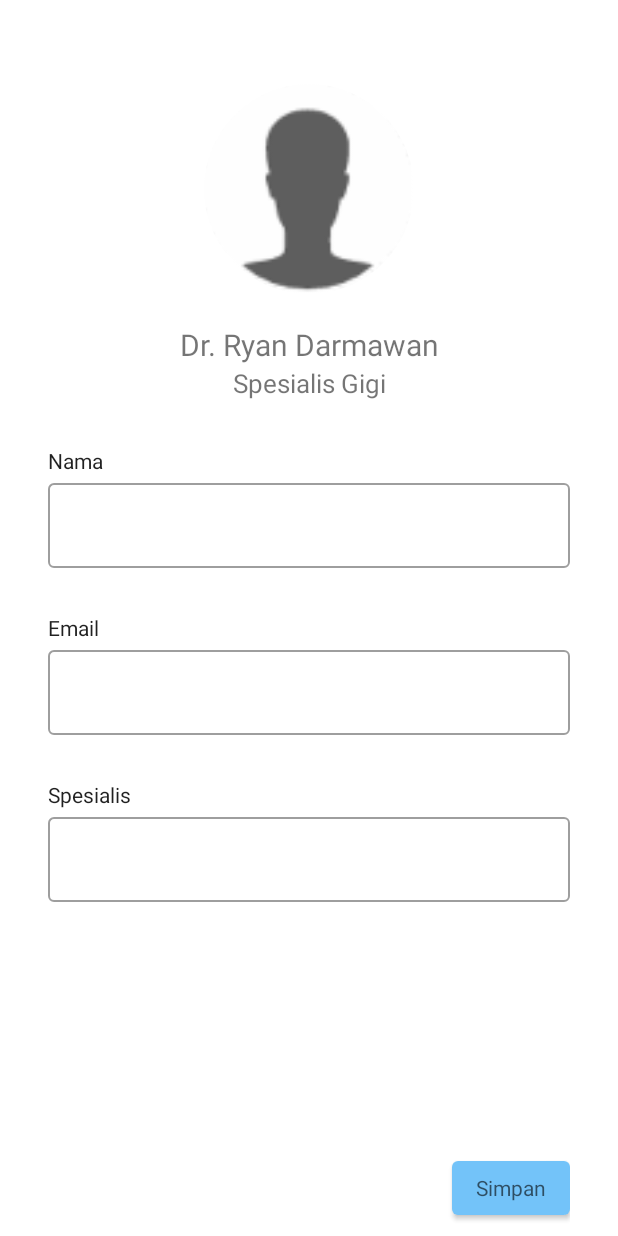
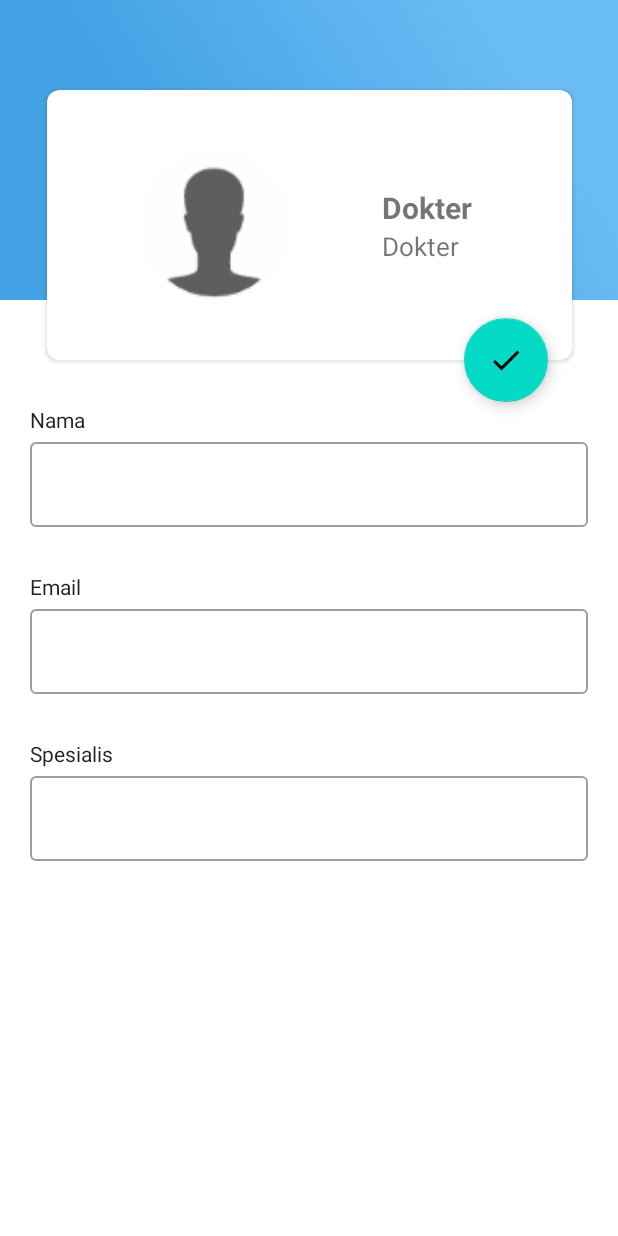
Before and after one commit to denaviagt/AmikomCare, an Android app: the EditProfileFragment screen opened through its navigation route, on a phone screen of 412 x 824 dp. Run offline under Robolectric (Android 15) with nearby library versions, the phone set to English and light mode, and no system bars; our stand-ins replace CircleImageView, Firebase (no records; nobody signed in at launch, a user with empty details on screens opened directly); pictures from the network do not load.

Commit message:
Update Profile

```diff
--- a/app/build.gradle
+++ b/app/build.gradle
@@ -58,6 +58,9 @@ dependencies {
     implementation "androidx.lifecycle:lifecycle-viewmodel:2.2.0"
     // LiveData
     implementation "androidx.lifecycle:lifecycle-livedata:2.2.0"
+
+    implementation 'com.github.bumptech.glide:glide:4.11.0'
+    annotationProcessor 'com.github.bumptech.glide:compiler:4.11.0'
 }
 repositories {
     mavenCentral()
--- /dev/null
+++ b/app/src/main/java/com/pengdst/amikomcare/preferences/SessionDokter.java
@@ -0,0 +1,108 @@
+package com.pengdst.amikomcare.preferences;
+
+import android.accounts.AccountManager;
+import android.content.Context;
+import android.content.SharedPreferences;
+
+import com.pengdst.amikomcare.datas.models.DokterModel;
+
+public class SessionDokter {
+    SessionUtil session;
+    private Context context;
+    private final String base_url = "https://firebasestorage.googleapis.com/v0/b/amikomcare.appspot.com/o/";
+    private String token = "786dd46d-e693-4942-99f6-64408818938d";
+
+    public void setToken(String token) {
+        this.token = token;
+    }
+
+    public static String KEY_ID = "id",
+            KEY_NAMA = "nama",
+            KEY_SPESIALIS = "spesialis",
+            KEY_EMAIL = "email",
+            KEY_JENIS_KELAMIN = "jenis_kelamin",
+            KEY_NIP = "nip",
+            KEY_PHOTO = "photo",
+            KEY_PASSWORD = AccountManager.KEY_PASSWORD;
+    private final String KEY_LOGIN = "login";
+
+    public SessionDokter(Context context) {
+        this.context = context;
+        session = SessionUtil.init(context);
+    }
+
+    public static SessionDokter init(Context context){
+        return new SessionDokter(context);
+    }
+
+    public String getPhoto(){
+        return createPhoto(SessionUtil.init(this.context).getString(KEY_PHOTO), token);
+    }
+
+    public String getSpesialis(){
+        String spesialis = "Dokter "+session.getString(KEY_SPESIALIS);
+
+        return spesialis;
+    }
+
+    public String getNama(){
+        String nama = "Dokter "+session.getString(KEY_NAMA);
+
+        return nama;
+    }
+
+    public SessionDokter setNama(String nama){
+        session.set(KEY_NAMA, nama);
+        return this;
+    }
+
+    public SessionDokter setEmail(String email){
+        session.set(KEY_EMAIL, email);
+        return this;
+    }
+
+    public SessionDokter setSpesialis(String spesialis){
+        session.set(KEY_SPESIALIS, spesialis);
+        return this;
+    }
+
+    public SessionDokter login(DokterModel dokter){
+        session.set(KEY_ID, dokter.getId())
+            .set(KEY_NIP, dokter.getNip())
+            .set(KEY_NAMA, dokter.getNama())
+            .set(KEY_SPESIALIS, dokter.getSpesialis())
+            .set(KEY_EMAIL, dokter.getEmail())
+            .set(KEY_PASSWORD, dokter.getPassword())
+            .set(KEY_JENIS_KELAMIN, dokter.getJenisKelamin())
+            .set(KEY_PHOTO, dokter.getPhoto())
+            .set(KEY_LOGIN, true);
+        return this;
+    }
+
+    public DokterModel getReferences(){
+        DokterModel dokter = new DokterModel();
+
+        dokter.setId(session.getString(KEY_ID));
+        dokter.setNip(session.getString(KEY_NIP));
+        dokter.setNama(session.getString(KEY_NAMA));
+        dokter.setSpesialis(session.getString(KEY_SPESIALIS));
+        dokter.setEmail(session.getString(KEY_EMAIL));
+        dokter.setPassword(session.getString(KEY_PASSWORD));
+        dokter.setJenisKelamin(session.getString(KEY_JENIS_KELAMIN));
+        dokter.setPhoto(session.getString(KEY_PHOTO));
+
+        return dokter;
+    }
+
+    private String createPhoto(String filename, String token){
+        return base_url+filename+"?alt=media&token="+token;
+    }
+
+    public void register(SharedPreferences.OnSharedPreferenceChangeListener listener){
+        session.register(listener);
+    }
+
+    public void unregister(SharedPreferences.OnSharedPreferenceChangeListener listener){
+        session.unregister(listener);
+    }
+}
--- a/app/src/main/java/com/pengdst/amikomcare/ui/fragments/EditProfileFragment.java
+++ b/app/src/main/java/com/pengdst/amikomcare/ui/fragments/EditProfileFragment.java
@@ -1,66 +1,111 @@
 package com.pengdst.amikomcare.ui.fragments;
 
+import android.content.SharedPreferences;
 import android.os.Bundle;
 
+import androidx.annotation.NonNull;
+import androidx.annotation.Nullable;
 import androidx.fragment.app.Fragment;
+import androidx.lifecycle.ViewModelProvider;
+import androidx.navigation.fragment.NavHostFragment;
 
 import android.view.LayoutInflater;
 import android.view.View;
 import android.view.ViewGroup;
 
+import com.bumptech.glide.Glide;
 import com.pengdst.amikomcare.R;
+import com.pengdst.amikomcare.databinding.FragmentEditProfileBinding;
+import com.pengdst.amikomcare.datas.models.DokterModel;
+import com.pengdst.amikomcare.preferences.SessionDokter;
+import com.pengdst.amikomcare.preferences.SessionUtil;
+import com.pengdst.amikomcare.ui.viewmodels.DokterViewModel;
 
-/**
- * A simple {@link Fragment} subclass.
- * Use the {@link EditProfileFragment#newInstance} factory method to
- * create an instance of this fragment.
- */
-public class EditProfileFragment extends Fragment {
-
-    // TODO: Rename parameter arguments, choose names that match
-    // the fragment initialization parameters, e.g. ARG_ITEM_NUMBER
-    private static final String ARG_PARAM1 = "param1";
-    private static final String ARG_PARAM2 = "param2";
-
-    // TODO: Rename and change types of parameters
-    private String mParam1;
-    private String mParam2;
-
-    public EditProfileFragment() {
-        // Required empty public constructor
-    }
-
-    /**
-     * Use this factory method to create a new instance of
-     * this fragment using the provided parameters.
-     *
-     * @param param1 Parameter 1.
-     * @param param2 Parameter 2.
-     * @return A new instance of fragment EditProfileFragment.
-     */
-    // TODO: Rename and change types and number of parameters
-    public static EditProfileFragment newInstance(String param1, String param2) {
-        EditProfileFragment fragment = new EditProfileFragment();
-        Bundle args = new Bundle();
-        args.putString(ARG_PARAM1, param1);
-        args.putString(ARG_PARAM2, param2);
-        fragment.setArguments(args);
-        return fragment;
-    }
+public class EditProfileFragment extends Fragment implements SharedPreferences.OnSharedPreferenceChangeListener {
+    FragmentEditProfileBinding binding;
+    SessionDokter session;
+    DokterViewModel viewModel;
 
     @Override
     public void onCreate(Bundle savedInstanceState) {
         super.onCreate(savedInstanceState);
-        if (getArguments() != null) {
-            mParam1 = getArguments().getString(ARG_PARAM1);
-            mParam2 = getArguments().getString(ARG_PARAM2);
-        }
+
+        session = SessionDokter.init(getContext());
+        session.register(this);
+    }
+
+    @Override
+    public void onStop() {
+        super.onStop();
+        session.register(this);
     }
 
     @Override
     public View onCreateView(LayoutInflater inflater, ViewGroup container,
                              Bundle savedInstanceState) {
-        // Inflate the layout for this fragment
-        return inflater.inflate(R.layout.fragment_edit_profile, container, false);
+
+        View view =  inflater.inflate(R.layout.fragment_edit_profile, container, false);
+        setupBinding(view);
+        initViewModel();
+
+        return binding.getRoot();
+    }
+
+    private void initViewModel() {
+        viewModel = new ViewModelProvider(this).get(DokterViewModel.class);
+    }
+
+    private void setupBinding(View view) {
+        binding = FragmentEditProfileBinding.bind(view);
+    }
+
+    @Override
+    public void onViewCreated(@NonNull View view, @Nullable Bundle savedInstanceState) {
+        super.onViewCreated(view, savedInstanceState);
+
+        setupComponent();
+        setupListener();
+
+    }
+
+    private void setupListener() {
+        binding.btSaveProfile.setOnClickListener(new View.OnClickListener() {
+            @Override
+            public void onClick(View v) {
+                SessionDokter.init(getContext()).setNama(binding.etNama.getText().toString());
+                SessionDokter.init(getContext()).setEmail(binding.etEmail.getText().toString());
+                SessionDokter.init(getContext()).setSpesialis(binding.etSpesialis.getText().toString());
+
+                getActivity().onBackPressed();
+            }
+        });
+    }
+
+    private void navigateTo(int target) {
+        NavHostFragment.findNavController(getParentFragment()).navigate(target);
+    }
+
+    private void setupComponent() {
+        binding.tvNamaUser.setText(session.getNama());
+        binding.tvSpesialisUser.setText(session.getSpesialis());
+
+        binding.etNama.setText(SessionUtil.init(getContext()).getString(SessionDokter.KEY_NAMA));
+        binding.etEmail.setText(SessionUtil.init(getContext()).getString(SessionDokter.KEY_EMAIL));
+        binding.etSpesialis.setText(SessionUtil.init(getContext()).getString(SessionDokter.KEY_SPESIALIS));
+
+        Glide.with(binding.imageProfilePic)
+                .load(session.getPhoto())
+                .error(R.drawable.dummy_photo)
+                .into(binding.imageProfilePic);
+    }
+
+    @Override
+    public void onSharedPreferenceChanged(SharedPreferences sharedPreferences, String key) {
+        binding.tvNamaUser.setText(session.getNama());
+        binding.tvSpesialisUser.setText(session.getSpesialis());
+
+        DokterModel dokter = session.getReferences();
+
+        viewModel.updateDokter(dokter);
     }
 }
--- a/app/src/main/java/com/pengdst/amikomcare/ui/fragments/LoginFragment.java
+++ b/app/src/main/java/com/pengdst/amikomcare/ui/fragments/LoginFragment.java
@@ -18,6 +18,7 @@ import com.pengdst.amikomcare.R;
 import com.pengdst.amikomcare.databinding.FragmentLoginBinding;
 import com.pengdst.amikomcare.datas.models.DokterModel;
 import com.pengdst.amikomcare.listeners.LoginCallback;
+import com.pengdst.amikomcare.preferences.SessionDokter;
 import com.pengdst.amikomcare.preferences.SessionUtil;
 import com.pengdst.amikomcare.ui.viewmodels.LoginViewModel;
 
@@ -28,9 +29,14 @@ public class LoginFragment extends Fragment implements SharedPreferences.OnShare
     private LoginViewModel viewModel;
     private SessionUtil sessionUtil;
 
+    public LoginFragment() {
+        Log.e(getTag(), "Login");
+    }
+
     @Override
     public void onCreate(@Nullable Bundle savedInstanceState) {
         super.onCreate(savedInstanceState);
+
         sessionUtil = SessionUtil.init(getContext());
         if (sessionUtil.getBoolean("login")){
             navigate(R.id.action_loginFragment_to_homeFragment);
@@ -59,6 +65,15 @@ public class LoginFragment extends Fragment implements SharedPreferences.OnShare
         return binding.getRoot();
     }
 
+    @Override
+    public void onViewCreated(@NonNull View view, @Nullable Bundle savedInstanceState) {
+        super.onViewCreated(view, savedInstanceState);
+
+        observeViewModel();
+        setupListener();
+
+    }
+
     private void fetchViewModel(String email, String password) {
         viewModel.fetchDokter(
                 email,
@@ -78,15 +93,6 @@ public class LoginFragment extends Fragment implements SharedPreferences.OnShare
 
     private void setupBinding(View view) {
         binding = FragmentLoginBinding.bind(view);
-    }
-
-    @Override
-    public void onViewCreated(@NonNull View view, @Nullable Bundle savedInstanceState) {
-        super.onViewCreated(view, savedInstanceState);
-
-        observeViewModel();
-
-        setupListener();
     }
 
     private void observeViewModel() {
@@ -124,7 +130,6 @@ public class LoginFragment extends Fragment implements SharedPreferences.OnShare
 
     @Override
     public void onSuccess(@NotNull DokterModel dokter) {
-        sessionUtil.set("nama", dokter.getNama())
-                    .set("login", true);
+        SessionDokter.init(getContext()).login(dokter);
     }
 }
--- a/app/src/main/java/com/pengdst/amikomcare/ui/fragments/SplashFragment.java
+++ b/app/src/main/java/com/pengdst/amikomcare/ui/fragments/SplashFragment.java
@@ -46,6 +46,7 @@ public class SplashFragment extends Fragment {
     @Override
     public void onViewCreated(@NonNull View view, @Nullable Bundle savedInstanceState) {
         super.onViewCreated(view, savedInstanceState);
+        Log.e("", "Splash");
 
         if (SessionUtil.init(getContext()).getBoolean("login")){
             navigateTo(R.id.action_splashFragment_to_homeFragment);
--- a/app/src/main/java/com/pengdst/amikomcare/ui/viewmodels/LoginViewModel.kt
+++ b/app/src/main/java/com/pengdst/amikomcare/ui/viewmodels/LoginViewModel.kt
@@ -18,6 +18,8 @@ class LoginViewModel : ViewModel() {
     lateinit var session: LoginCallback
 
     val liveDataDokter = MutableLiveData<DokterModel>()
+
+    val liveToken = MutableLiveData<String>()
 
     private val db = FirebaseDatabase.getInstance().getReference(NODE_LOGIN)
 
--- /dev/null
+++ b/app/src/main/res/drawable/ic_check_48.xml
@@ -0,0 +1,5 @@
+<vector android:height="48dp" android:tint="#FFFFFF"
+    android:viewportHeight="24" android:viewportWidth="24"
+    android:width="48dp" xmlns:android="http://schemas.android.com/apk/res/android">
+    <path android:fillColor="@android:color/white" android:pathData="M9,16.17L4.83,12l-1.42,1.41L9,19 21,7l-1.41,-1.41z"/>
+</vector>
--- a/app/src/main/res/layout/fragment_edit_profile.xml
+++ b/app/src/main/res/layout/fragment_edit_profile.xml
@@ -5,120 +5,158 @@
     android:id="@+id/frameLayout"
     android:layout_width="match_parent"
     android:layout_height="match_parent"
-    android:paddingStart="32dp"
-    android:paddingEnd="32dp"
-    android:paddingBottom="8dp"
     tools:context=".ui.fragments.EditProfileFragment">
+
+    <View
+        android:layout_width="match_parent"
+        android:layout_height="200dp"
+        android:background="@drawable/bg_edit_profile"
+        app:layout_constraintEnd_toEndOf="parent" />
+
+    <androidx.cardview.widget.CardView
+        android:id="@+id/card_container"
+        android:layout_width="350dp"
+        android:layout_height="180dp"
+        android:layout_marginTop="60dp"
+        app:layout_constraintEnd_toEndOf="parent"
+        app:layout_constraintStart_toStartOf="parent"
+        app:layout_constraintTop_toTopOf="parent"
+        app:cardCornerRadius="8dp">
+
+        <androidx.constraintlayout.widget.ConstraintLayout
+            android:layout_width="match_parent"
+            android:layout_height="match_parent">
 
             <de.hdodenhof.circleimageview.CircleImageView
                 android:id="@+id/image_profile_pic"
-        android:layout_width="140dp"
-        android:layout_height="140dp"
-        android:layout_marginTop="?attr/actionBarSize"
+                android:layout_width="100dp"
+                android:layout_height="100dp"
                 android:elevation="6dp"
                 android:scaleType="centerCrop"
                 android:src="@drawable/dummy_photo"
-        app:layout_constraintEnd_toEndOf="parent"
+                app:layout_constraintBottom_toBottomOf="parent"
+                app:layout_constraintEnd_toStartOf="@+id/tv_nama_user"
+                app:layout_constraintHorizontal_bias="0.5"
                 app:layout_constraintStart_toStartOf="parent"
                 app:layout_constraintTop_toTopOf="parent" />
 
             <TextView
-        android:id="@+id/tv_welcome"
+                android:id="@+id/tv_nama_user"
                 android:layout_width="wrap_content"
                 android:layout_height="wrap_content"
-        android:text="Dr. Ryan Darmawan"
-        android:layout_marginTop="20dp"
+                tools:text="Dr. Ryan Darmawan"
                 android:textSize="20sp"
+                android:textStyle="bold"
+                app:layout_constraintBottom_toTopOf="@+id/tv_spesialis_user"
                 app:layout_constraintEnd_toEndOf="parent"
-        app:layout_constraintStart_toStartOf="parent"
-        app:layout_constraintTop_toBottomOf="@+id/image_profile_pic" />
+                app:layout_constraintHorizontal_bias="0.5"
+                app:layout_constraintStart_toEndOf="@+id/image_profile_pic"
+                app:layout_constraintTop_toTopOf="@+id/image_profile_pic"
+                app:layout_constraintVertical_chainStyle="packed" />
 
             <TextView
-        android:id="@+id/tv_nama_dokter"
+                android:id="@+id/tv_spesialis_user"
                 android:layout_width="wrap_content"
                 android:layout_height="wrap_content"
-        android:text="Spesialis Gigi"
+                tools:text="Spesialis Gigi"
                 android:textSize="17sp"
-        app:layout_constraintEnd_toEndOf="@+id/tv_welcome"
-        app:layout_constraintStart_toStartOf="@+id/tv_welcome"
-        app:layout_constraintTop_toBottomOf="@+id/tv_welcome" />
+                app:layout_constraintBottom_toBottomOf="@+id/image_profile_pic"
+                app:layout_constraintStart_toStartOf="@+id/tv_nama_user"
+                app:layout_constraintTop_toBottomOf="@+id/tv_nama_user" />>
+
+        </androidx.constraintlayout.widget.ConstraintLayout>
+
+    </androidx.cardview.widget.CardView>
 
     <TextView
-        android:id="@+id/tv_nama_user"
+        android:id="@+id/tv_nama"
         style="@style/Widget.MaterialComponents.TextInputLayout.OutlinedBox"
         android:layout_width="match_parent"
         android:layout_height="wrap_content"
+        android:layout_marginStart="20dp"
         android:layout_marginTop="30dp"
         android:text="Nama"
-        app:layout_constraintTop_toBottomOf="@+id/tv_nama_dokter"
-        tools:layout_editor_absoluteX="16dp"/>
+        app:layout_constraintTop_toBottomOf="@+id/card_container"
+        tools:layout_editor_absoluteX="16dp" />
 
     <com.google.android.material.textfield.TextInputLayout
         android:id="@+id/layout_nama_user"
         style="@style/Widget.MaterialComponents.TextInputLayout.OutlinedBox"
         android:layout_width="match_parent"
         android:layout_height="wrap_content"
-        app:layout_constraintTop_toBottomOf="@+id/tv_nama_user"
+        android:layout_marginStart="20dp"
+        android:layout_marginEnd="20dp"
+        app:layout_constraintTop_toBottomOf="@+id/tv_nama"
         tools:layout_editor_absoluteX="16dp">
 
         <EditText
-            android:id="@+id/et_nama_user"
+            android:id="@+id/et_nama"
             android:layout_width="match_parent"
             android:layout_height="match_parent" />
     </com.google.android.material.textfield.TextInputLayout>
 
     <TextView
-        android:id="@+id/tv_email_user"
+        android:id="@+id/tv_email"
         style="@style/Widget.MaterialComponents.TextInputLayout.OutlinedBox"
-        android:layout_width="match_parent"
+        android:layout_width="wrap_content"
         android:layout_height="wrap_content"
+        android:layout_marginStart="20dp"
         android:layout_marginTop="30dp"
         android:text="Email"
-        app:layout_constraintTop_toBottomOf="@+id/layout_nama_user"/>
+        app:layout_constraintStart_toStartOf="parent"
+        app:layout_constraintTop_toBottomOf="@+id/layout_nama_user" />
 
     <com.google.android.material.textfield.TextInputLayout
         android:id="@+id/layout_email_user"
         style="@style/Widget.MaterialComponents.TextInputLayout.OutlinedBox"
         android:layout_width="match_parent"
         android:layout_height="wrap_content"
-        app:layout_constraintTop_toBottomOf="@+id/tv_email_user"
+        android:layout_marginStart="20dp"
+        android:layout_marginEnd="20dp"
+        app:layout_constraintTop_toBottomOf="@+id/tv_email"
         tools:layout_editor_absoluteX="16dp">
 
         <EditText
-            android:id="@+id/et_email_user"
+            android:id="@+id/et_email"
             android:layout_width="match_parent"
             android:layout_height="match_parent" />
     </com.google.android.material.textfield.TextInputLayout>
 
     <TextView
-        android:id="@+id/tv_spesialis_user"
+        android:id="@+id/tv_spesialis"
         style="@style/Widget.MaterialComponents.TextInputLayout.OutlinedBox"
         android:layout_width="match_parent"
         android:layout_height="wrap_content"
+        android:layout_marginStart="20dp"
         android:layout_marginTop="30dp"
         android:text="Spesialis"
-        app:layout_constraintTop_toBottomOf="@+id/layout_email_user"/>
+        app:layout_constraintTop_toBottomOf="@+id/layout_email_user" />
 
     <com.google.android.material.textfield.TextInputLayout
         android:id="@+id/layout_spesialis_user"
         style="@style/Widget.MaterialComponents.TextInputLayout.OutlinedBox"
         android:layout_width="match_parent"
         android:layout_height="wrap_content"
-        app:layout_constraintTop_toBottomOf="@+id/tv_spesialis_user">
+        android:layout_marginStart="20dp"
+        android:layout_marginEnd="20dp"
+        app:layout_constraintTop_toBottomOf="@+id/tv_spesialis">
 
         <EditText
-            android:id="@+id/et_spesialis_user"
+            android:id="@+id/et_spesialis"
             android:layout_width="match_parent"
             android:layout_height="match_parent" />
     </com.google.android.material.textfield.TextInputLayout>
 
-    <Button
+    <com.google.android.material.floatingactionbutton.FloatingActionButton
         android:id="@+id/bt_save_profile"
-        style="@style/Widget.MaterialComponents.TextInputLayout.OutlinedBox"
+        style="@style/custom_fab"
         android:layout_width="wrap_content"
         android:layout_height="wrap_content"
-        android:hint="Simpan"
-        app:layout_constraintBottom_toBottomOf="parent"
-        app:layout_constraintEnd_toEndOf="parent" />
+        android:layout_gravity="bottom|right"
+        android:layout_margin="16dp"
+        app:srcCompat="@drawable/ic_check_48"
+        app:layout_constraintBottom_toBottomOf="@id/card_container"
+        app:layout_constraintEnd_toEndOf="@id/card_container"
+        app:layout_constraintTop_toBottomOf="@+id/card_container" />
 
 </androidx.constraintlayout.widget.ConstraintLayout>
--- a/app/src/main/res/navigation/main_nav.xml
+++ b/app/src/main/res/navigation/main_nav.xml
@@ -30,7 +30,9 @@
         tools:layout="@layout/fragment_login" >
         <action
             android:id="@+id/action_loginFragment_to_homeFragment"
-            app:destination="@id/homeFragment" />
+            app:destination="@id/homeFragment"
+            app:popUpTo="@+id/splashFragment"
+            app:popUpToInclusive="true" />
     </fragment>
     <fragment
         android:id="@+id/homeFragment"
@@ -45,7 +47,9 @@
             app:destination="@id/listPasienFragment" />
         <action
             android:id="@+id/action_homeFragment_to_profileFragment"
-            app:destination="@id/profileFragment" />
+            app:destination="@id/profileFragment"
+            app:enterAnim="@anim/nav_default_enter_anim"
+            app:exitAnim="@anim/nav_default_exit_anim" />
     </fragment>
     <fragment
         android:id="@+id/profileFragment"
@@ -54,13 +58,22 @@
         tools:layout="@layout/fragment_profile" >
         <action
             android:id="@+id/action_profileFragment_to_editProfileFragment"
-            app:destination="@id/editProfileFragment" />
+            app:destination="@id/editProfileFragment"
+            app:enterAnim="@anim/fragment_open_enter"
+            app:exitAnim="@anim/fragment_open_exit" />
+        <action
+            android:id="@+id/action_profileFragment_to_statistikDokterFragment"
+            app:destination="@id/statistikDokterFragment" />
     </fragment>
     <fragment
         android:id="@+id/editProfileFragment"
         android:name="com.pengdst.amikomcare.ui.fragments.EditProfileFragment"
         android:label="Edit Profile"
-        tools:layout="@layout/fragment_edit_profile" />
+        tools:layout="@layout/fragment_edit_profile" >
+        <action
+            android:id="@+id/action_editProfileFragment_to_profileFragment"
+            app:destination="@id/profileFragment" />
+    </fragment>
     <fragment
         android:id="@+id/periksaFragment"
         android:name="com.pengdst.amikomcare.ui.fragments.PeriksaFragment"
--- a/app/src/main/res/values/styles.xml
+++ b/app/src/main/res/values/styles.xml
@@ -70,4 +70,16 @@
         <item name="android:layout_marginStart">40dp</item>
         <item name="android:layout_marginEnd">40dp</item>
     </style>
+
+    <style name="custom_fab">
+        <item name="colorSecondary">@color/antriColor</item>
+        <item name="colorOnSecondary">@color/antriColor</item>
+        <item name="colorOnSurface">@color/antriColor</item>
+        <item name="shapeAppearanceSmallComponent">@style/ShapeAppearance.App.SmallComponent</item>
+    </style>
+
+    <style name="ShapeAppearance.App.SmallComponent" parent="ShapeAppearance.MaterialComponents.SmallComponent">
+        <item name="cornerFamily">cut</item>
+        <item name="cornerSize">4dp</item>
+    </style>
 </resources>
```
Also changed, not shown: app/src/main/java/com/pengdst/amikomcare/ui/fragments/HomeFragment.java (+11 -1 lines), app/src/main/java/com/pengdst/amikomcare/ui/fragments/ProfileFragment.java (+46 -42 lines), app/src/main/java/com/pengdst/amikomcare/ui/viewmodels/DokterViewModel.kt (added, +111 -0 lines), app/src/main/res/layout/fragment_profile.xml (+17 -15 lines), app/src/main/res/drawable-hdpi/bg_edit_profile.png (added), app/src/main/res/drawable-mdpi/bg_edit_profile.png (added), app/src/main/res/drawable-xhdpi/bg_edit_profile.png (added), app/src/main/res/drawable-xxhdpi/bg_edit_profile.png (added), app/src/main/res/drawable-xxxhdpi/bg_edit_profile.png (added). Lines whose indentation alone changed are shown as unchanged.
